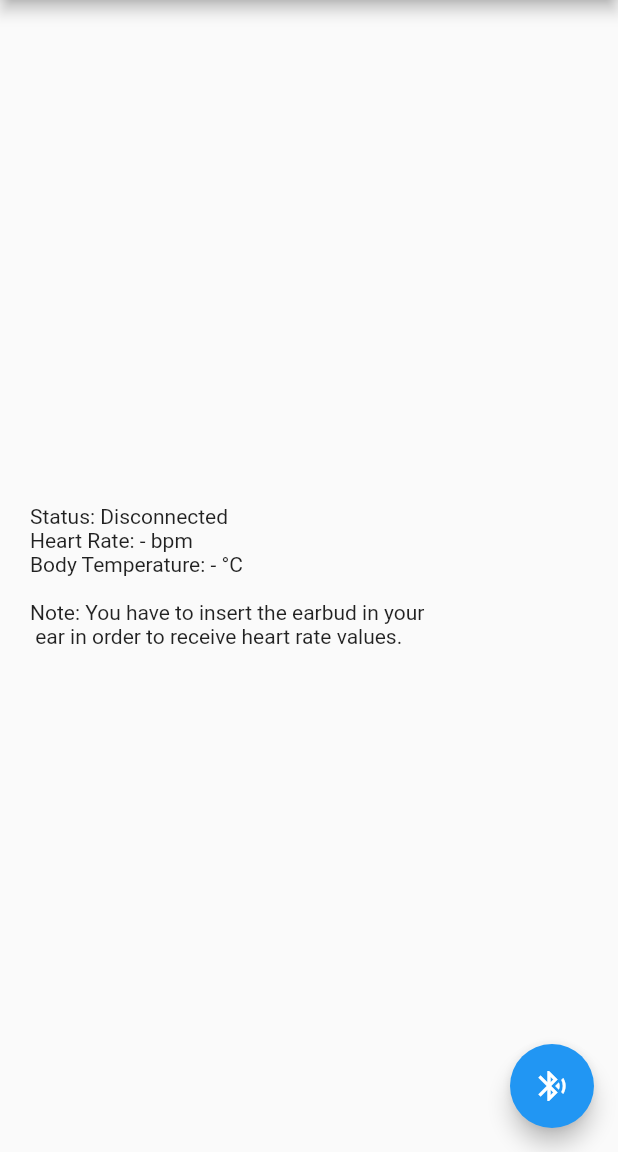
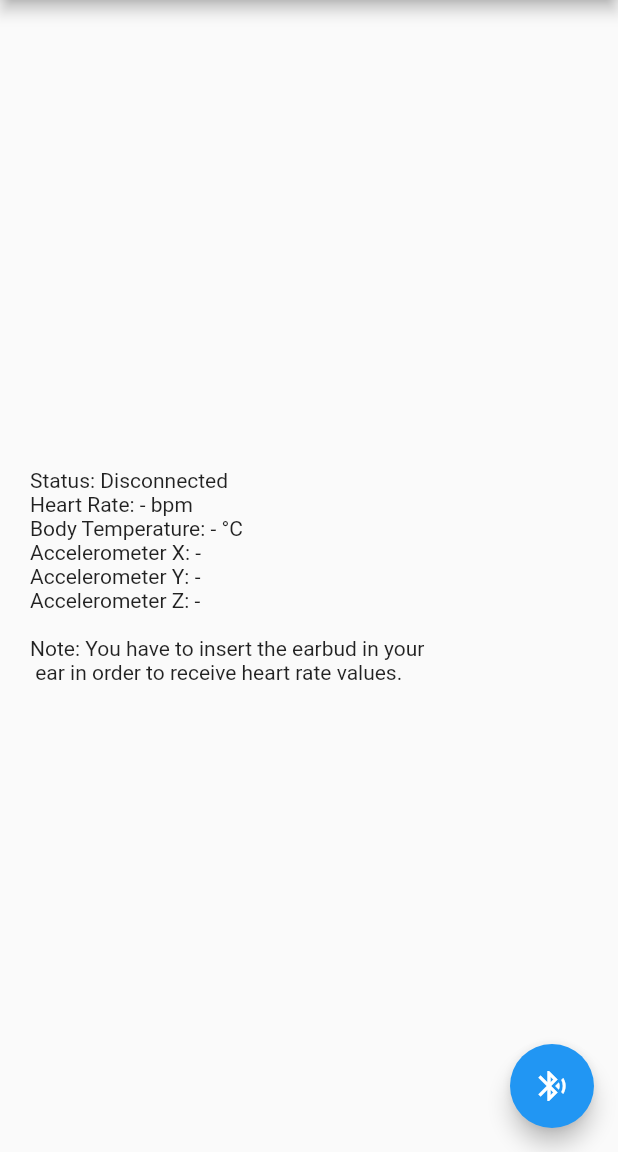
Before and after one commit to cadivus/early-bird, a Flutter app: the screen it shows after launch, after a tap on the "bluetooth searching" icon, on a phone screen of 412 x 824 dp, the part 84-1236 px from its top. Run offline on Flutter 3.47's test engine with Material 2 defaults, Android fonts, the light colour scheme and no system bars; our stand-ins replace flutter_blue.

Commit message:
added accelerometer functionality

```diff
--- a/lib/main.dart
+++ b/lib/main.dart
@@ -54,6 +54,11 @@ class _MyHomePageState extends State<MyHomePage> {
   String _connectionStatus = "Disconnected";
   String _heartRate = "- bpm";
   String _bodyTemperature = '- °C';
+
+  String _accX = "-";
+  String _accY = "-";
+  String _accZ = "-";
+
   bool _isConnected = false;
 
   bool earConnectFound = false;
@@ -88,6 +93,25 @@ class _MyHomePageState extends State<MyHomePage> {
 
     setState(() {
       _bodyTemperature = temperature.toString() + " °C"; // todo update body temp
+    });
+  }
+
+  void updatePPGRaw(rawData) {
+    Uint8List bytes = Uint8List.fromList(rawData);
+  }
+
+  void updateAccelerometer(rawData) {
+    Int8List bytes = Int8List.fromList(rawData);
+
+    // description based on placing the earable into your right ear canal
+    int acc_x = bytes[14];
+    int acc_y = bytes[16];
+    int acc_z = bytes[18];
+
+    setState(() {
+      _accX = acc_x.toString();
+      _accY = acc_y.toString();
+      _accZ = acc_z.toString();
     });
   }
 
@@ -133,6 +157,11 @@ class _MyHomePageState extends State<MyHomePage> {
                   print("Starting sampling ...");
                   await characteristic.write([0x32, 0x31, 0x39, 0x32, 0x37, 0x34, 0x31, 0x30, 0x35, 0x39, 0x35, 0x35, 0x30, 0x32, 0x34, 0x35]);
                   await Future.delayed(new Duration(seconds: 2)); // short delay before next bluetooth operation otherwise BLE crashes
+                  characteristic.value.listen((rawData) => {
+                    updateAccelerometer(rawData)
+                  });
+                  await characteristic.setNotifyValue(true);
+                  await Future.delayed(new Duration(seconds: 2));
                   break;
 
                 case "00002a37-0000-1000-8000-00805f9b34fb":
@@ -205,6 +234,30 @@ class _MyHomePageState extends State<MyHomePage> {
             ]),
             Row(children: [
               const Text(
+                'Accelerometer X: '
+              ),
+              Text(
+                '$_accX'
+              ),
+            ]),
+            Row(children: [
+              const Text(
+                'Accelerometer Y: '
+              ),
+              Text(
+                '$_accY'
+              ),
+            ]),
+            Row(children: [
+              const Text(
+                'Accelerometer Z: '
+              ),
+              Text(
+                '$_accZ'
+              ),
+            ]),
+            Row(children: [
+              const Text(
                 '\nNote: You have to insert the earbud in your  \n ear in order to receive heart rate values.'
               )
             ]),
```
